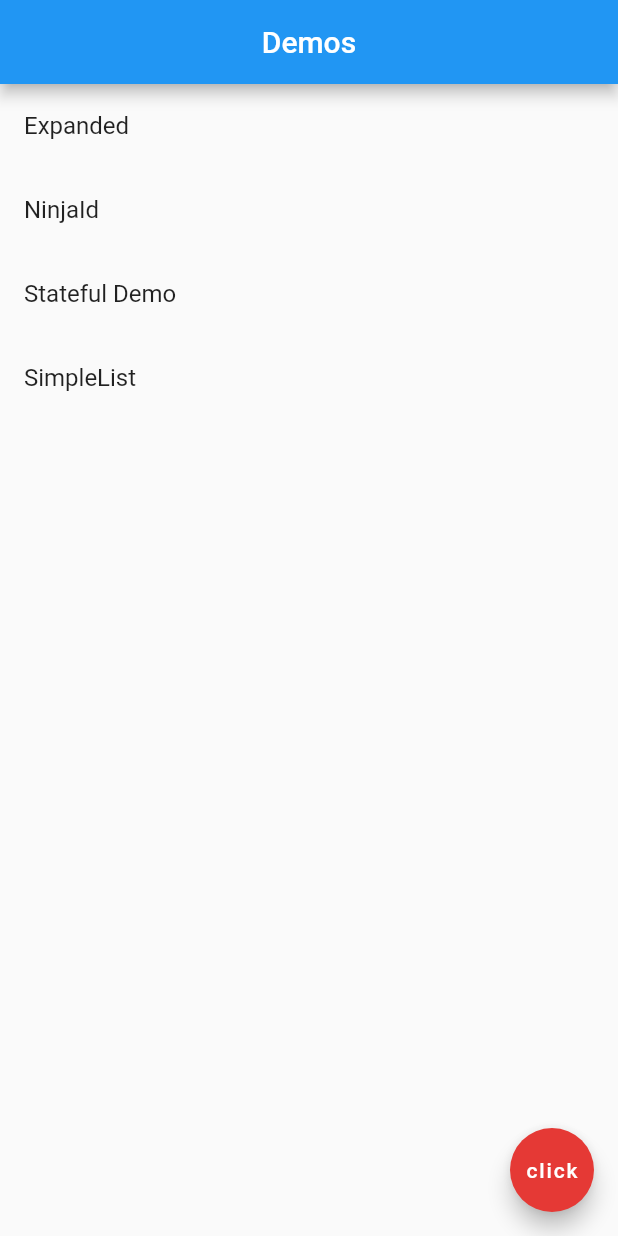
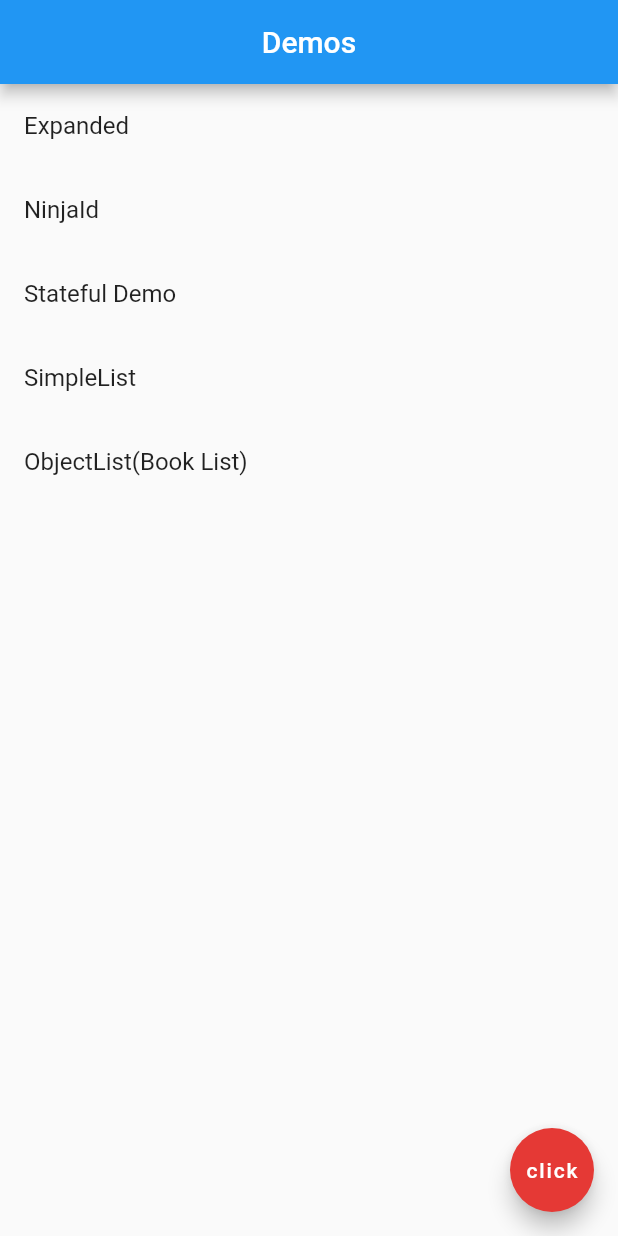
Before and after one commit to Gaohaoyang/flutter_learning, a Flutter app: the screen it shows after launch, on a phone screen of 412 x 824 dp. Run offline on Flutter 3.47's test engine with Material 2 defaults, Android fonts, the phone set to English and light mode, and no system bars.

Commit message:
feat: 🎸 book list done

```diff
--- /dev/null
+++ b/lib/DataModel/Book.dart
@@ -0,0 +1,9 @@
+class Book {
+  String name;
+  String author;
+
+  Book({
+    required this.name,
+    required this.author
+  });
+}
--- /dev/null
+++ b/lib/DataModel/HomePageListItem.dart
@@ -0,0 +1,3 @@
+class HomePageListItem {
+  // String itemName;
+}
--- a/lib/main.dart
+++ b/lib/main.dart
@@ -1,8 +1,9 @@
 import 'package:flutter/material.dart';
-import 'package:flutter_learning/Pages/ExpandedDemo.dart';
-import 'package:flutter_learning/Pages/NinjaCard.dart';
-import 'package:flutter_learning/Pages/StatefulDemo.dart';
-import 'package:flutter_learning/Pages/SimpleList.dart';
+import './Pages/ExpandedDemo.dart';
+import './Pages/NinjaCard.dart';
+import './Pages/StatefulDemo.dart';
+import './Pages/SimpleList.dart';
+import './Pages/ObjectList.dart';
 
 void main() {
   runApp(const MaterialApp(home: Home()));
@@ -58,6 +59,15 @@ class Home extends StatelessWidget {
                   MaterialPageRoute(builder: (context) => const SimpleList())
               );
             },
+          ),
+          ListTile(
+            title: const Text('ObjectList(Book List)'),
+            onTap: () {
+              Navigator.push(
+                  context,
+                  MaterialPageRoute(builder: (context) => const ObjectList())
+              );
+            },
           )
         ],
       ),
```
Also changed, not shown: lib/Pages/ObjectList.dart (added, +67 -0 lines).
